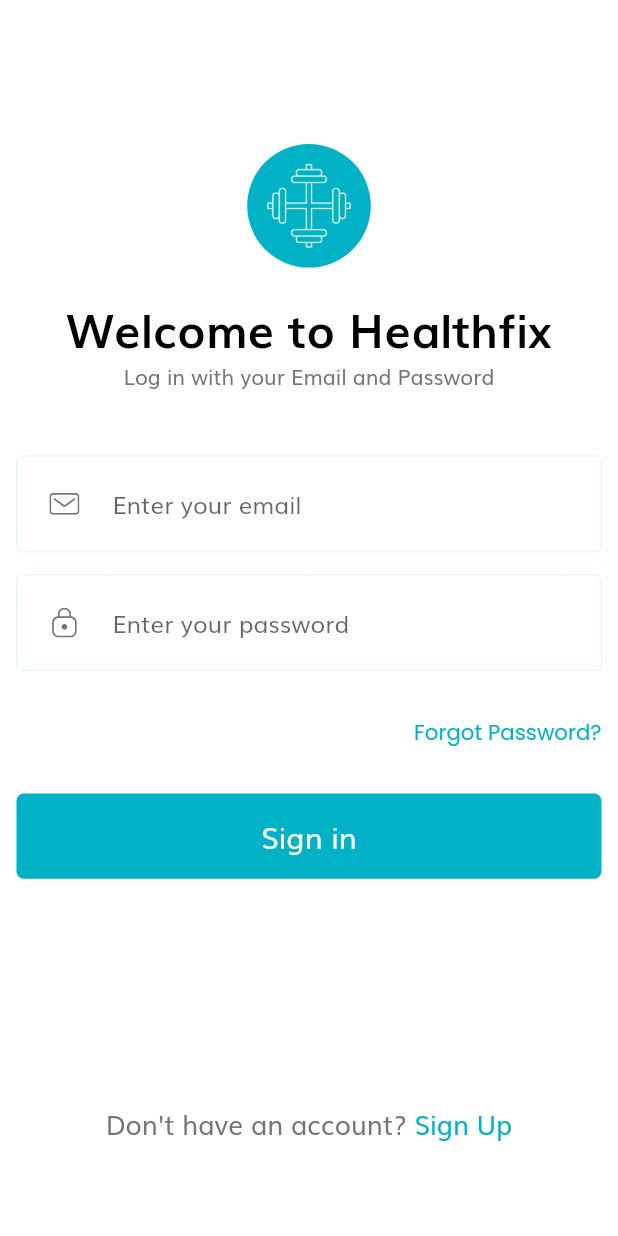
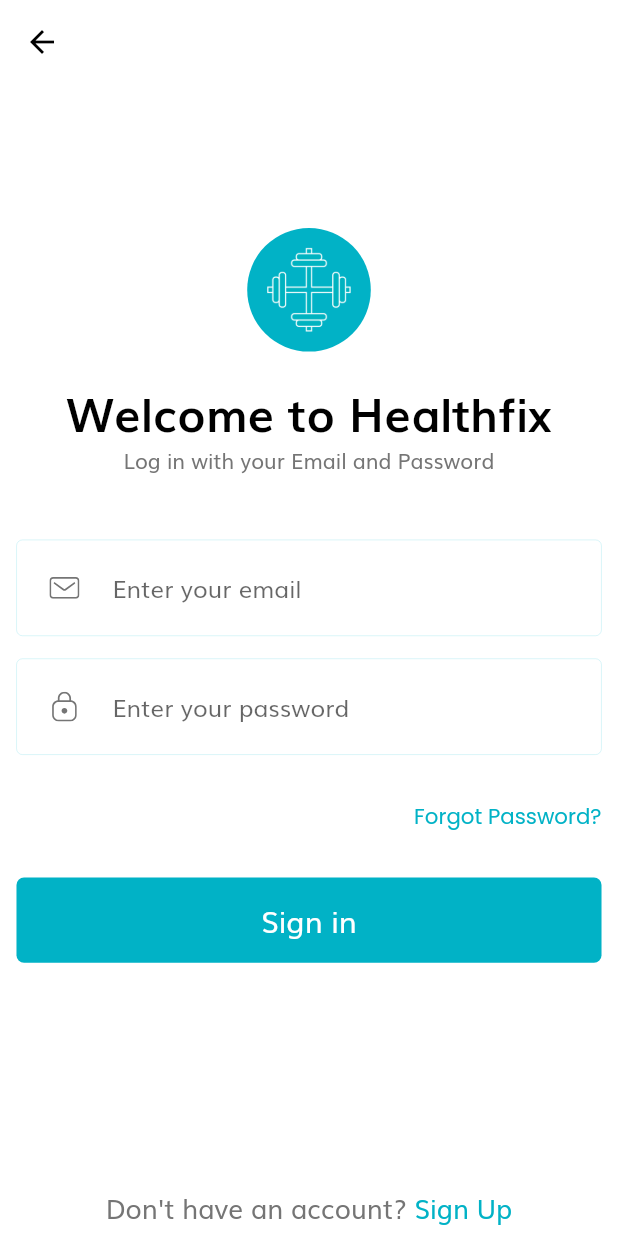
Before and after one commit to kejunglama/Healthfix_App, a Flutter app: the SignInScreen screen opened directly, on a phone screen of 412 x 824 dp. Run offline on Flutter 3.47's test engine with Material 2 defaults, Android fonts, the phone set to English and light mode, and no system bars; our stand-ins replace animated_splash_screen, carousel_slider, cloud_firestore, firebase_auth, firebase_core, firebase_messaging and 13 more; missing offline and left inert: enum_to_string, future_progress_dialog, new_version, pretty_json; accounts and stored records are empty; network calls fail.

Commit message:
Update README.md

```diff
--- a/lib/screens/sign_in/sign_in_screen.dart
+++ b/lib/screens/sign_in/sign_in_screen.dart
@@ -8,7 +8,7 @@ class SignInScreen extends StatelessWidget {
   Widget build(BuildContext context) {
     SizeConfig().init(context);
     return Scaffold(
-      // appBar: AppBar(),
+      appBar: AppBar(),
       body: Body(),
     );
   }
```
Also changed, not shown: 1 other file.
